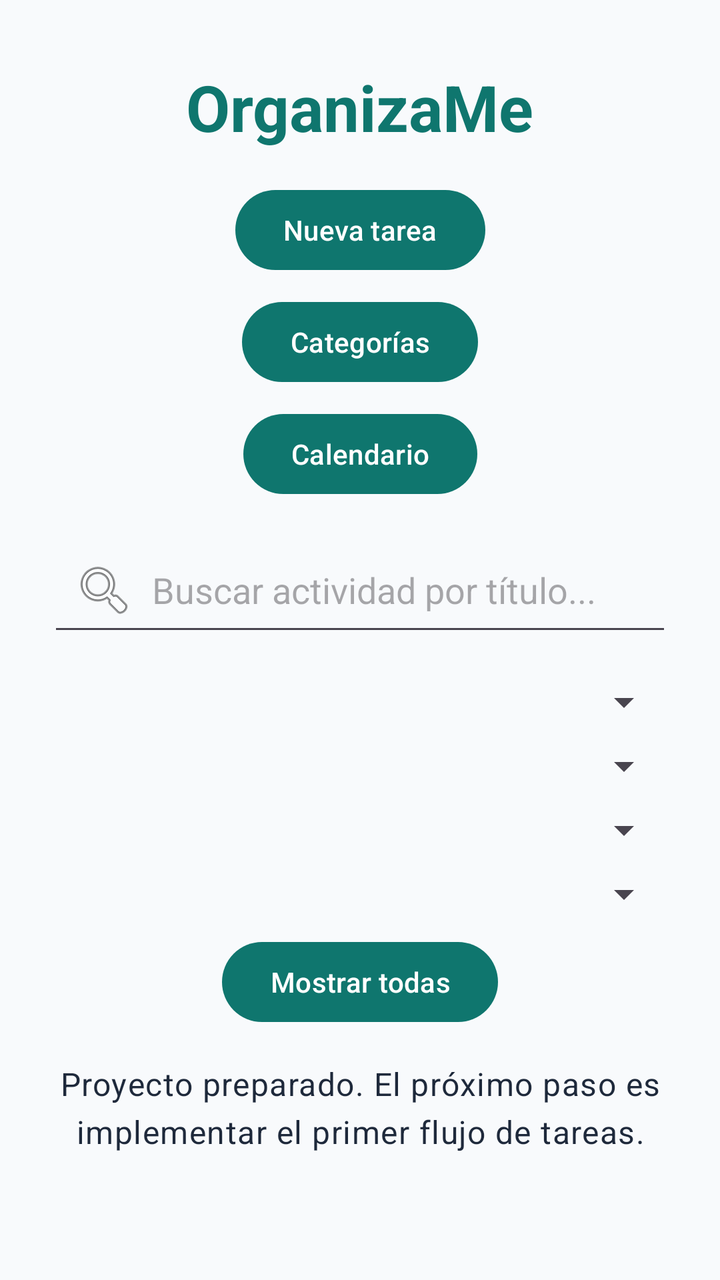
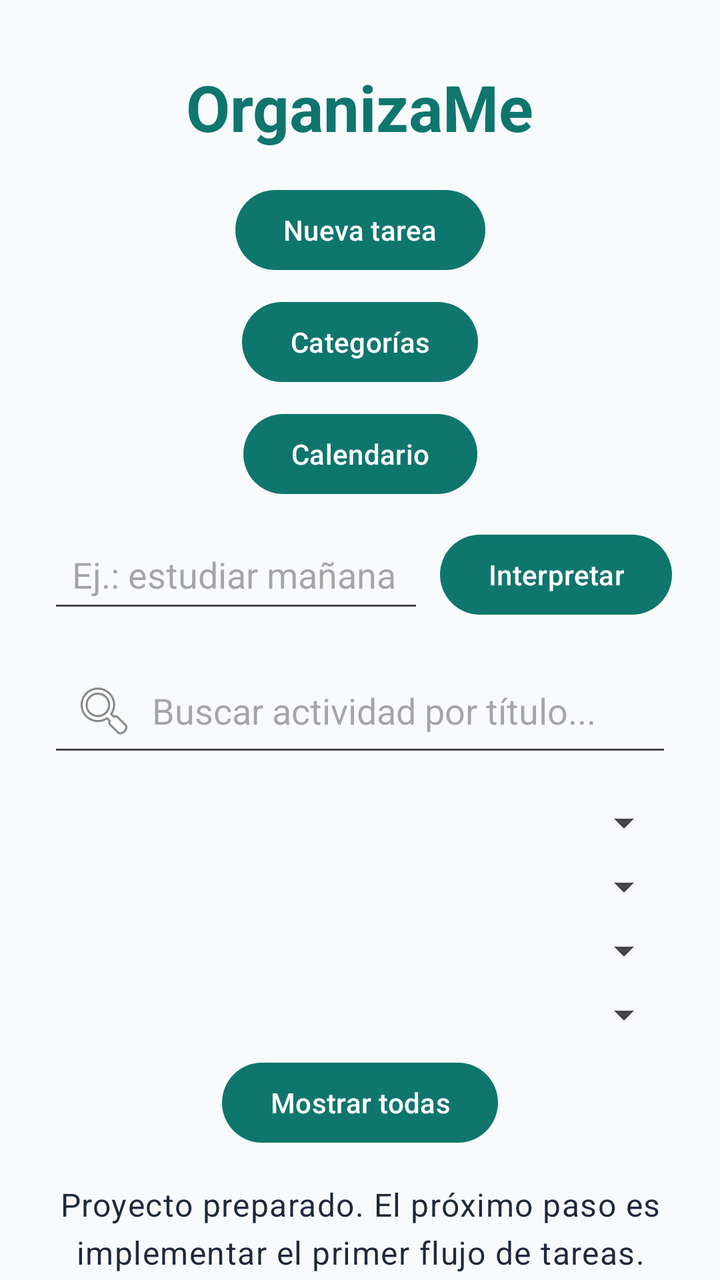

Before-and-after screenshots of an Android layout around one commit, followed by the original layout XML and the change that was made.
<!-- AndroidManifest.xml: application theme Theme.OrganizaMe -->
<!-- res/layout/activity_main.xml -->
<?xml version="1.0" encoding="utf-8"?>
<androidx.constraintlayout.widget.ConstraintLayout
    xmlns:android="http://schemas.android.com/apk/res/android"
    xmlns:app="http://schemas.android.com/apk/res-auto"
    xmlns:tools="http://schemas.android.com/tools"
    android:layout_width="match_parent"
    android:layout_height="match_parent"
    android:background="@color/background">

    <TextView
        android:id="@+id/titleText"
        android:layout_width="wrap_content"
        android:layout_height="wrap_content"
        android:layout_marginTop="32dp"
        android:text="@string/app_name"
        android:textAppearance="@style/TextAppearance.Material3.HeadlineLarge"
        android:textColor="@color/primary"
        android:textStyle="bold"
        app:layout_constraintEnd_toEndOf="parent"
        app:layout_constraintStart_toStartOf="parent"
        app:layout_constraintTop_toTopOf="parent" />

    <Button
        android:id="@+id/btnNuevaTarea"
        android:layout_width="wrap_content"
        android:layout_height="wrap_content"
        android:layout_marginTop="16dp"
        android:text="Nueva tarea"
        app:layout_constraintEnd_toEndOf="parent"
        app:layout_constraintStart_toStartOf="parent"
        app:layout_constraintTop_toBottomOf="@id/titleText" />


    <Button
        android:id="@+id/btnCategorias"
        android:layout_width="wrap_content"
        android:layout_height="wrap_content"
        android:layout_marginTop="8dp"
        android:text="Categorías"
        app:layout_constraintStart_toStartOf="parent"
        app:layout_constraintEnd_toEndOf="parent"
        app:layout_constraintTop_toBottomOf="@id/btnNuevaTarea" />


    <Button
        android:id="@+id/btnCalendario"
        android:layout_width="wrap_content"
        android:layout_height="wrap_content"
        android:layout_marginTop="8dp"
        android:text="Calendario"
        app:layout_constraintStart_toStartOf="parent"
        app:layout_constraintEnd_toEndOf="parent"
        app:layout_constraintTop_toBottomOf="@id/btnCategorias" />

    <EditText
        android:id="@+id/buscarTitulo"
        android:layout_width="0dp"
        android:layout_height="wrap_content"
        android:layout_marginTop="16dp"
        android:layout_marginStart="24dp"
        android:layout_marginEnd="24dp"
        android:padding="12dp"
        android:hint="Buscar actividad por título..."
        android:inputType="text"
        android:singleLine="true"
        android:drawableStart="@android:drawable/ic_menu_search"
        android:drawablePadding="8dp"
        app:layout_constraintTop_toBottomOf="@id/btnCalendario"
        app:layout_constraintStart_toStartOf="parent"
        app:layout_constraintEnd_toEndOf="parent" />


    <Spinner
        android:id="@+id/filtroCategoria"
        android:layout_width="0dp"
        android:layout_height="wrap_content"
        android:layout_marginTop="16dp"
        android:layout_marginStart="24dp"
        android:layout_marginEnd="24dp"
        android:padding="8dp"
        app:layout_constraintTop_toBottomOf="@id/buscarTitulo"
        app:layout_constraintStart_toStartOf="parent"
        app:layout_constraintEnd_toEndOf="parent" />


    <Spinner
        android:id="@+id/filtroEstado"
        android:layout_width="0dp"
        android:layout_height="wrap_content"
        android:layout_marginTop="8dp"
        android:layout_marginStart="24dp"
        android:layout_marginEnd="24dp"
        android:padding="8dp"
        app:layout_constraintTop_toBottomOf="@id/filtroCategoria"
        app:layout_constraintStart_toStartOf="parent"
        app:layout_constraintEnd_toEndOf="parent" />

    <Spinner
        android:id="@+id/filtroPrioridad"
        android:layout_width="0dp"
        android:layout_height="wrap_content"
        android:layout_marginTop="8dp"
        android:layout_marginStart="24dp"
        android:layout_marginEnd="24dp"
        android:padding="8dp"
        app:layout_constraintTop_toBottomOf="@id/filtroEstado"
        app:layout_constraintStart_toStartOf="parent"
        app:layout_constraintEnd_toEndOf="parent" />



    <TextView
        android:id="@+id/statusText"
        android:layout_width="0dp"
        android:layout_height="wrap_content"
        android:layout_marginTop="16dp"
        android:gravity="center"
        android:text="@string/initial_status"
        android:textAppearance="@style/TextAppearance.Material3.BodyLarge"
        android:textColor="@color/on_background"
        app:layout_constraintEnd_toEndOf="parent"
        app:layout_constraintStart_toStartOf="parent"
        app:layout_constraintTop_toBottomOf="@id/btnMostrarTodas" />

    <Spinner
        android:id="@+id/filtroTipo"
        android:layout_width="0dp"
        android:layout_height="wrap_content"
        android:layout_marginTop="8dp"
        android:layout_marginStart="24dp"
        android:layout_marginEnd="24dp"
        android:padding="8dp"
        app:layout_constraintTop_toBottomOf="@id/filtroPrioridad"
        app:layout_constraintStart_toStartOf="parent"
        app:layout_constraintEnd_toEndOf="parent" />


    <Button
        android:id="@+id/btnMostrarTodas"
        android:layout_width="wrap_content"
        android:layout_height="wrap_content"
        android:layout_marginTop="8dp"
        android:text="Mostrar todas"
        app:layout_constraintTop_toBottomOf="@id/filtroTipo"
        app:layout_constraintStart_toStartOf="parent"
        app:layout_constraintEnd_toEndOf="parent" />


    <androidx.recyclerview.widget.RecyclerView
        android:id="@+id/listaActividades"
        android:layout_width="0dp"
        android:layout_height="0dp"
        android:layout_marginTop="16dp"
        android:padding="16dp"
        app:layout_constraintBottom_toBottomOf="parent"
        app:layout_constraintEnd_toEndOf="parent"
        app:layout_constraintStart_toStartOf="parent"
        app:layout_constraintTop_toBottomOf="@id/statusText" />

</androidx.constraintlayout.widget.ConstraintLayout>
<!-- resources referenced by this layout -->
<resources>
  <color name="background">#F8FAFC</color>
  <color name="on_background">#1E293B</color>
  <color name="primary">#0F766E</color>
  <string name="app_name">OrganizaMe</string>
  <string name="initial_status">Proyecto preparado. El próximo paso es implementar el primer flujo de tareas.</string>
  <style name="Theme.OrganizaMe" parent="Theme.Material3.DayNight.NoActionBar">
          <item name="colorPrimary">@color/primary</item>
          <item name="colorPrimaryDark">@color/primary_dark</item>
          <item name="colorSecondary">@color/secondary</item>
          <item name="android:windowLightStatusBar">true</item>
          <item name="android:navigationBarColor">@color/background</item>
          <item name="android:windowBackground">@color/background</item>
      </style>
  <color name="primary_dark">#134E4A</color>
  <color name="secondary">#2563EB</color>
</resources>

<!-- the commit's change to res/layout/activity_main.xml (unified diff, before → after) -->
@@ -53,6 +53,31 @@
         app:layout_constraintTop_toBottomOf="@id/btnCategorias" />
 
     <EditText
+        android:id="@+id/entradaRapida"
+        android:layout_width="0dp"
+        android:layout_height="wrap_content"
+        android:layout_marginStart="24dp"
+        android:layout_marginTop="12dp"
+        android:layout_marginEnd="8dp"
+        android:hint="Ej.: estudiar mañana a las 18"
+        android:inputType="textCapSentences"
+        android:maxLines="2"
+        android:padding="12dp"
+        app:layout_constraintEnd_toStartOf="@id/btnInterpretar"
+        app:layout_constraintStart_toStartOf="parent"
+        app:layout_constraintTop_toBottomOf="@id/btnCalendario" />
+
+    <Button
+        android:id="@+id/btnInterpretar"
+        android:layout_width="wrap_content"
+        android:layout_height="wrap_content"
+        android:layout_marginEnd="24dp"
+        android:text="Interpretar"
+        app:layout_constraintBottom_toBottomOf="@id/entradaRapida"
+        app:layout_constraintEnd_toEndOf="parent"
+        app:layout_constraintTop_toTopOf="@id/entradaRapida" />
+
+    <EditText
         android:id="@+id/buscarTitulo"
         android:layout_width="0dp"
         android:layout_height="wrap_content"
@@ -65,7 +90,7 @@
         android:singleLine="true"
         android:drawableStart="@android:drawable/ic_menu_search"
         android:drawablePadding="8dp"
-        app:layout_constraintTop_toBottomOf="@id/btnCalendario"
+        app:layout_constraintTop_toBottomOf="@id/entradaRapida"
         app:layout_constraintStart_toStartOf="parent"
         app:layout_constraintEnd_toEndOf="parent" />
 
